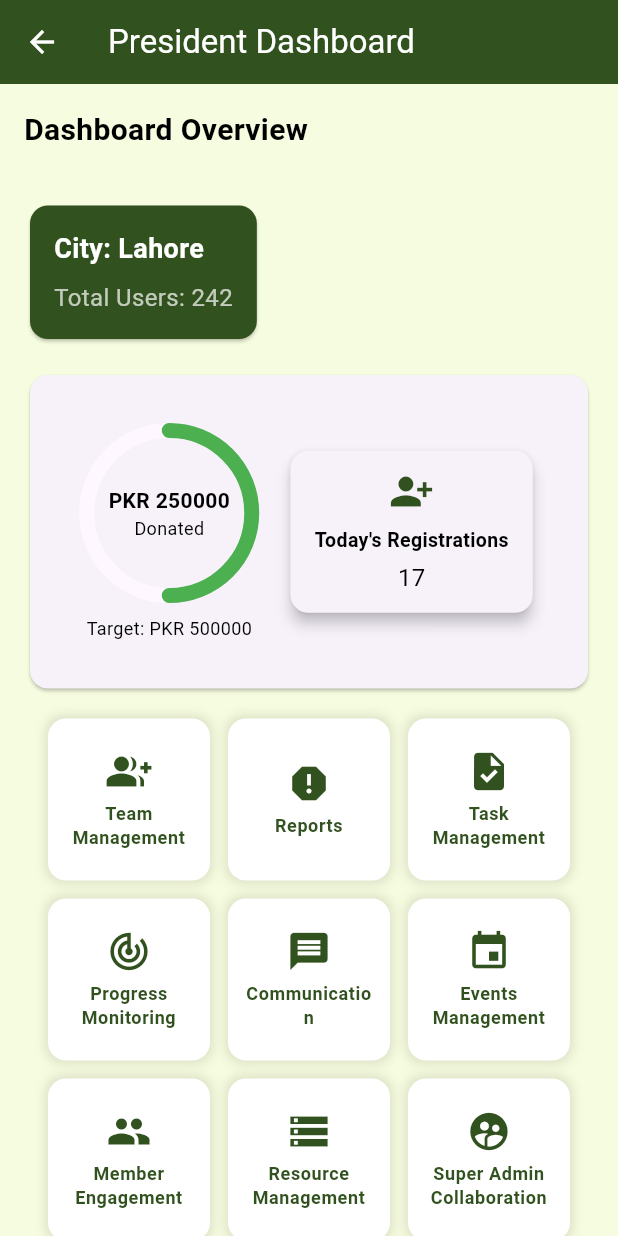
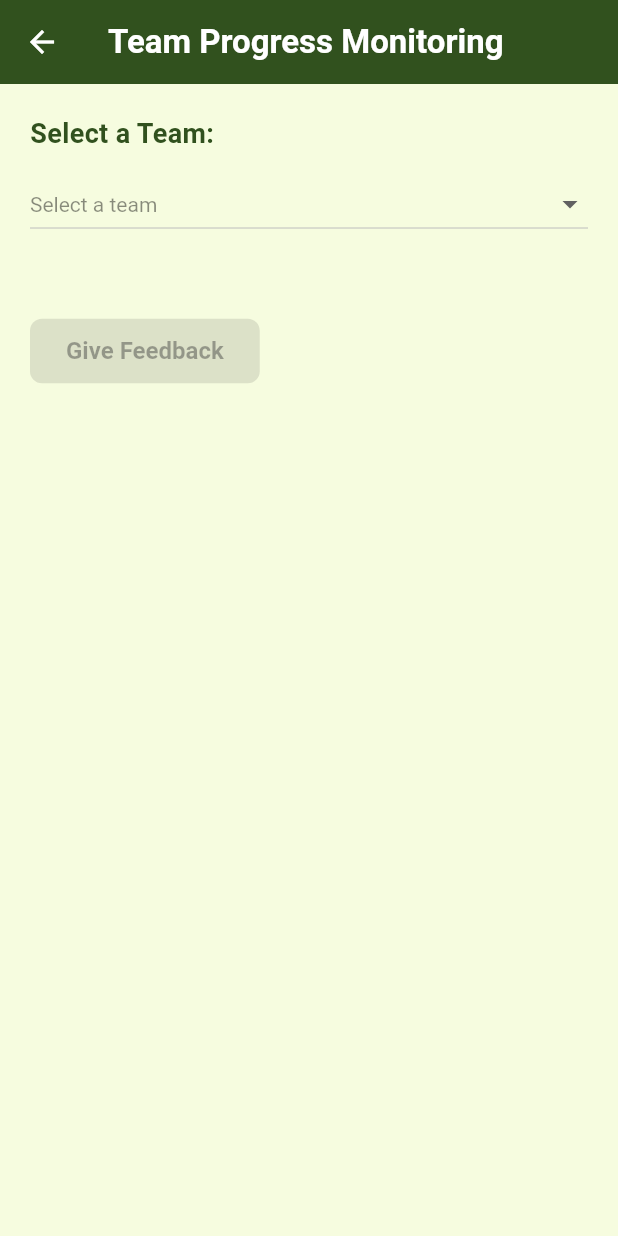
Before and after one commit to Muhammadsaqibsharif/kaar_e_kamal, a Flutter app: the PresidentDashboardScreen screen opened by its route, after a tap on "Progress Monitoring", on a phone screen of 412 x 824 dp. Run offline on Flutter 3.47's test engine with Material 3 defaults, Android fonts, the light colour scheme and no system bars; drawn by our look-alikes of percent_indicator; our stand-ins replace carousel_slider, flutter_cache_manager, gallery_saver, image_picker, permission_handler, share_plus and 1 more; accounts and stored records are empty.

Commit message:
President Team Progress Screen

```diff
--- a/lib/routes/app_routes.dart
+++ b/lib/routes/app_routes.dart
@@ -4,6 +4,8 @@ import 'package:kaar_e_kamal/routes/route_names.dart';
 import 'package:kaar_e_kamal/screens/common/profile/user_profile_screen.dart';
 import 'package:kaar_e_kamal/screens/drawer/mainDrawer.dart';
 import 'package:kaar_e_kamal/screens/president/president_dashboard_screen.dart';
+import 'package:kaar_e_kamal/screens/president/progress_monitoring/feedback_screen.dart';
+import 'package:kaar_e_kamal/screens/president/progress_monitoring/team_progress_screen.dart';
 import 'package:kaar_e_kamal/screens/president/reports/activity_level_report_screen.dart';
 import 'package:kaar_e_kamal/screens/president/reports/chapter_performance_report_screen.dart';
 import 'package:kaar_e_kamal/screens/president/reports/donation_report_screen.dart';
@@ -111,6 +113,7 @@ class AppRoutes {
             VolunteerEngagementReportScreen(),
         RouteNames.TaskManagementScreen: (context) => TaskManagementScreen(),
         RouteNames.TaskDetailsScreen: (context) => TaskDetailsScreen(),
+        RouteNames.TeamProgressScreen: (context) => TeamProgressScreen(),
 
     };
   }
--- a/lib/routes/route_names.dart
+++ b/lib/routes/route_names.dart
@@ -41,6 +41,7 @@ class RouteNames {
   static const String VolunteerEngagementReportScreen = '/volunteerEngagementReportScreen';
   static const String TaskManagementScreen = '/TaskManagementScreen';
   static const String TaskDetailsScreen = '/TaskDetailsScreen';
+  static const String TeamProgressScreen = '/TeamProgressScreen';
 
 
 }
--- a/lib/screens/president/president_dashboard_screen.dart
+++ b/lib/screens/president/president_dashboard_screen.dart
@@ -66,7 +66,8 @@ class PresidentDashboardScreen extends StatelessWidget {
                     _buildFeatureTile(context,
                         title: 'Progress Monitoring',
                         icon: Icons.track_changes, onTap: () {
-                      // Navigator.pushNamed(context, RouteNames.ProgressMonitoringScreen);
+                      Navigator.pushNamed(
+                          context, RouteNames.TeamProgressScreen);
                     }),
                     _buildFeatureTile(context,
                         title: 'Communication', icon: Icons.message, onTap: () {
--- /dev/null
+++ b/lib/screens/president/progress_monitoring/team_progress_screen.dart
@@ -0,0 +1,167 @@
+import 'package:flutter/material.dart';
+import 'package:kaar_e_kamal/screens/president/progress_monitoring/feedback_screen.dart';
+
+class TeamProgressScreen extends StatefulWidget {
+  const TeamProgressScreen({Key? key}) : super(key: key);
+
+  @override
+  _TeamProgressScreenState createState() => _TeamProgressScreenState();
+}
+
+class _TeamProgressScreenState extends State<TeamProgressScreen> {
+  // List of teams to select from
+  final List<String> teams = [
+    'Media Team',
+    'Induction team',
+    'Graphics team',
+    'Blood Donation Team',
+    'Operational Team',
+    'Finance Team',
+    'Content team',
+    'Verification team',
+    'Response Groups Team',
+    'Sponsorship Team',
+    'Event Team',
+    'Survey Team',
+    'Database Team',
+    'PR Team',
+    'Documentation Team',
+  ];
+
+  // Selected team
+  String? selectedTeam;
+
+  // Placeholder for team progress
+  String teamProgress = "No progress available"; // Placeholder text
+
+  // Function to fetch progress based on selected team
+  void fetchTeamProgress(String team) {
+    setState(() {
+      teamProgress = "$team is making significant progress!";
+    });
+  }
+
+  @override
+  Widget build(BuildContext context) {
+    return Scaffold(
+      appBar: AppBar(
+        title: Text(
+          "Team Progress Monitoring",
+          style: TextStyle(fontWeight: FontWeight.bold),
+        ),
+      ),
+      body: Padding(
+        padding: const EdgeInsets.all(20.0),
+        child: Column(
+          crossAxisAlignment: CrossAxisAlignment.start,
+          children: [
+            // Dropdown to select a team with enhanced styling
+            Text(
+              "Select a Team:",
+              style: TextStyle(
+                fontSize: 18,
+                fontWeight: FontWeight.w600,
+                color: Theme.of(context).brightness == Brightness.light
+                    ? Color(0xFF31511E) // Dark Green for light theme
+                    : Colors.white, // White for dark theme
+              ),
+            ),
+            SizedBox(height: 10),
+            DropdownButton<String>(
+              value: selectedTeam,
+              hint: Text(
+                "Select a team",
+                style: TextStyle(
+                    color: Theme.of(context).brightness == Brightness.light
+                        ? Colors.black45
+                        : Colors.white70),
+              ),
+              onChanged: (newValue) {
+                setState(() {
+                  selectedTeam = newValue;
+                  // Fetch progress when team is selected
+                  fetchTeamProgress(newValue!);
+                });
+              },
+              items: teams.map((team) {
+                return DropdownMenuItem<String>(
+                  value: team,
+                  child: Text(
+                    team,
+                    style: TextStyle(
+                      color: Theme.of(context).brightness == Brightness.light
+                          ? Colors.black
+                          : Colors.white,
+                    ),
+                  ),
+                );
+              }).toList(),
+              isExpanded: true,
+              style: TextStyle(
+                color: Theme.of(context).brightness == Brightness.light
+                    ? Colors.black
+                    : Colors.white,
+              ),
+              dropdownColor: Theme.of(context).brightness == Brightness.light
+                  ? Color(0xFFF6FCDF) // Light Cream for light theme
+                  : Color(0xFF1A1A19), // Very Dark Shade for dark theme
+            ),
+            SizedBox(height: 20),
+            // Display selected team progress
+            if (selectedTeam != null) ...[
+              Text(
+                "Progress of ${selectedTeam ?? ''}:",
+                style: TextStyle(
+                  fontSize: 20,
+                  fontWeight: FontWeight.bold,
+                  color: Theme.of(context).brightness == Brightness.light
+                      ? Color(0xFF31511E) // Dark Green for light theme
+                      : Colors.white, // White for dark theme
+                ),
+              ),
+              SizedBox(height: 10),
+              Text(
+                teamProgress,
+                style: TextStyle(
+                  fontSize: 16,
+                  color: Theme.of(context).brightness == Brightness.light
+                      ? Colors.black
+                      : Colors.white,
+                ),
+              ),
+            ],
+            SizedBox(height: 30),
+            // Button to give feedback
+            ElevatedButton(
+              onPressed: selectedTeam == null
+                  ? null
+                  : () {
+                      // Navigate to feedback screen
+                      Navigator.push(
+                        context,
+                        MaterialPageRoute(
+                          builder: (context) => FeedbackScreen(
+                            teamName: selectedTeam!,
+                          ),
+                        ),
+                      );
+                    },
+              child: Text("Give Feedback"),
+              style: ElevatedButton.styleFrom(
+                padding: EdgeInsets.symmetric(vertical: 12, horizontal: 24),
+                textStyle: TextStyle(
+                  fontSize: 16,
+                  fontWeight: FontWeight.bold,
+                  color: Colors.white, // Ensure button text is always white
+                ),
+                shape: RoundedRectangleBorder(
+                  borderRadius: BorderRadius.circular(8),
+                ),
+              ),
+            ),
+          ],
+        ),
+      ),
+    );
+  }
+}
```
Also changed, not shown: lib/screens/president/progress_monitoring/feedback_screen.dart (added, +141 -0 lines).
